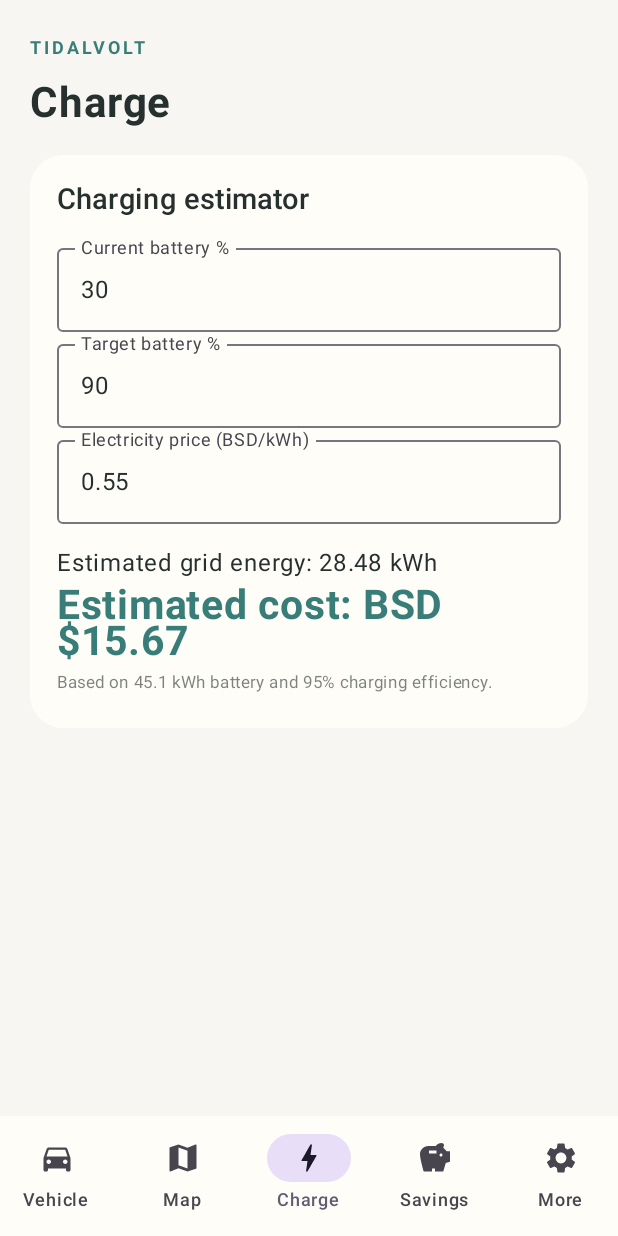
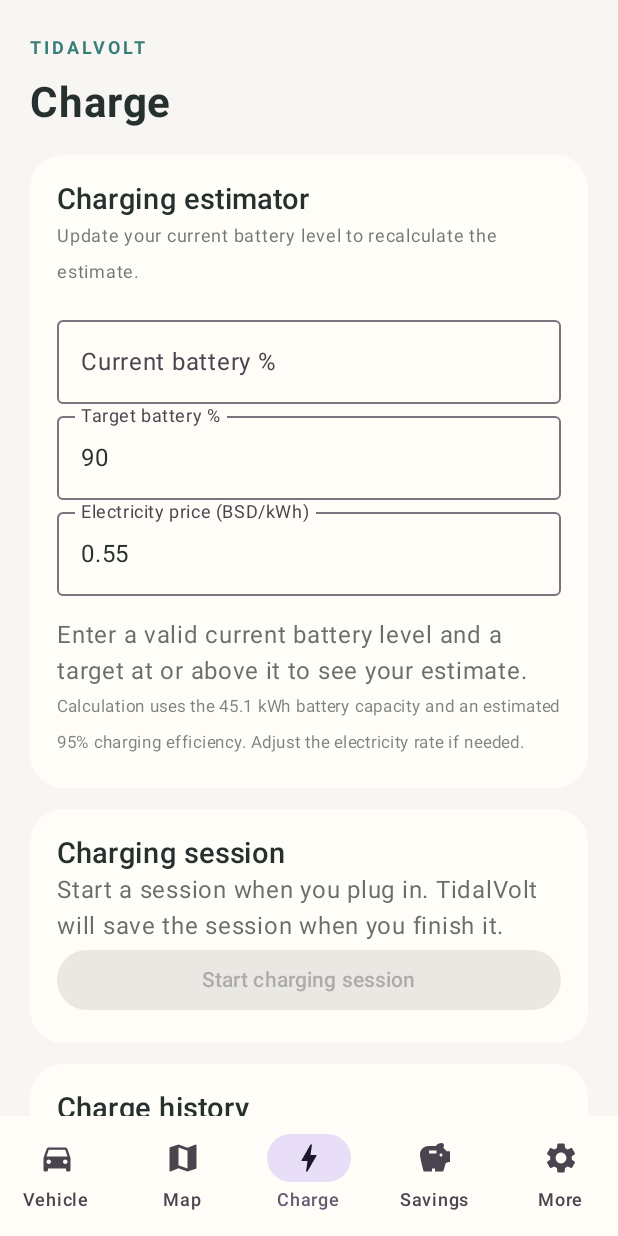
Before and after one commit to cryptomike87/TidalVolt-Ev-mate, an Android app built with Jetpack Compose: the screen it shows after launch (MainActivity), item 3 of the bottom bar chosen, on a phone screen of 412 x 824 dp. Run offline under Robolectric (Android 15) with nearby library versions, the phone set to English and light mode, and no system bars.

Commit message:
Remove demo vehicle readings and add persistent charge estimates and session history

```diff
--- a/app/src/main/java/com/tidalvolt/app/MainActivity.kt
+++ b/app/src/main/java/com/tidalvolt/app/MainActivity.kt
@@ -1,6 +1,10 @@
 package com.tidalvolt.app
 
 import android.os.Bundle
+import android.content.Context
+import java.text.SimpleDateFormat
+import java.util.Date
+import java.util.Locale
 import androidx.activity.ComponentActivity
 import androidx.activity.compose.setContent
 import androidx.compose.foundation.background
@@ -84,22 +88,22 @@ private fun Panel(card: Color, content: @Composable ColumnScope.() -> Unit) {
 private fun VehicleScreen(card: Color, fg: Color, accent: Color) {
     Panel(card) {
         Text("2026 BYD Yuan Pro", color = fg, fontSize = 20.sp, fontWeight = FontWeight.SemiBold)
-        Text("Vehicle overview • Sample configuration", color = fg.copy(alpha=.65f))
+        Text("Vehicle overview", color = fg.copy(alpha=.65f))
         Spacer(Modifier.height(20.dp))
-        Text("72%", color = accent, fontSize = 54.sp, fontWeight = FontWeight.Bold)
-        Text("Battery level • DEMO VALUE", color = fg.copy(alpha=.65f))
+        Text("—", color = accent, fontSize = 54.sp, fontWeight = FontWeight.Bold)
+        Text("Battery level • Awaiting live vehicle data", color = fg.copy(alpha=.65f))
         Spacer(Modifier.height(12.dp))
-        LinearProgressIndicator(progress = { .72f }, modifier = Modifier.fillMaxWidth(), color = accent)
+        LinearProgressIndicator(progress = { 0f }, modifier = Modifier.fillMaxWidth(), color = accent)
         Spacer(Modifier.height(18.dp))
         Row(Modifier.fillMaxWidth(), horizontalArrangement = Arrangement.SpaceBetween) {
-            Metric("Estimated range", "176 mi", fg)
-            Metric("Efficiency", "20 kWh/100 mi", fg)
+            Metric("Estimated range", "Unavailable", fg)
+            Metric("Efficiency", "Unavailable", fg)
         }
     }
     Spacer(Modifier.height(14.dp))
     Panel(card) {
         Text("Vehicle connection", color = fg, fontWeight = FontWeight.SemiBold)
-        Text("Not connected. Dashboard figures are examples only; live BMS telemetry is not yet integrated.", color = fg.copy(alpha=.7f))
+        Text("Not connected. Live battery, range and efficiency will appear here when a supported BMS connection is available. No sample readings are displayed.", color = fg.copy(alpha=.7f))
     }
 }
 
@@ -128,25 +132,110 @@ private fun MapScreen(card: Color, fg: Color, accent: Color) {
     }
 }
 
+private data class ChargeRecord(
+    val timestamp: Long,
+    val from: Double,
+    val to: Double,
+    val kwh: Double,
+    val cost: Double
+)
+
 @Composable
 private fun ChargeScreen(card: Color, fg: Color, accent: Color) {
-    var current by remember { mutableStateOf("30") }
+    val context = androidx.compose.ui.platform.LocalContext.current
+    val prefs = remember { context.getSharedPreferences("tidalvolt_charge_history", Context.MODE_PRIVATE) }
+    var current by remember { mutableStateOf("") }
     var target by remember { mutableStateOf("90") }
     var rate by remember { mutableStateOf("0.55") }
-    val from = current.toDoubleOrNull()?.coerceIn(0.0,100.0) ?: 0.0
-    val to = target.toDoubleOrNull()?.coerceIn(from,100.0) ?: from
-    val tariff = rate.toDoubleOrNull()?.coerceAtLeast(0.0) ?: 0.0
-    val gridKwh = 45.1 * (to-from) / 100.0 / .95
+    var sessionStart by remember { mutableStateOf(prefs.getLong("active_start_time", 0L)) }
+    var sessionFrom by remember { mutableStateOf(prefs.getFloat("active_start_soc", -1f).toDouble()) }
+    val history = remember {
+        mutableStateListOf<ChargeRecord>().apply {
+            prefs.getString("history", "").orEmpty().lines().filter { it.isNotBlank() }.forEach { line ->
+                val p = line.split("|")
+                if (p.size == 5) runCatching {
+                    add(ChargeRecord(p[0].toLong(), p[1].toDouble(), p[2].toDouble(), p[3].toDouble(), p[4].toDouble()))
+                }
+            }
+        }
+    }
+    val from = current.toDoubleOrNull()?.coerceIn(0.0,100.0)
+    val to = target.toDoubleOrNull()?.coerceIn(0.0,100.0)
+    val tariff = rate.toDoubleOrNull()?.coerceAtLeast(0.0)
+    val gridKwh = if (from != null && to != null && to >= from) 45.1 * (to-from) / 100.0 / .95 else null
+    val estimate = if (gridKwh != null && tariff != null) gridKwh * tariff else null
     Panel(card) {
         Text("Charging estimator", color = fg, fontWeight = FontWeight.SemiBold, fontSize = 19.sp)
+        Text("Update your current battery level to recalculate the estimate.", color = fg.copy(alpha=.65f), fontSize = 12.sp)
         Spacer(Modifier.height(12.dp))
         NumberField("Current battery %", current, { current=it }, fg)
         NumberField("Target battery %", target, { target=it }, fg)
         NumberField("Electricity price (BSD/kWh)", rate, { rate=it }, fg)
         Spacer(Modifier.height(14.dp))
-        Text("Estimated grid energy: %.2f kWh".format(gridKwh), color = fg)
-        Text("Estimated cost: BSD $%.2f".format(gridKwh*tariff), color = accent, fontSize = 27.sp, fontWeight = FontWeight.Bold)
-        Text("Based on 45.1 kWh battery and 95% charging efficiency.", color = fg.copy(alpha=.6f), fontSize = 11.sp)
+        if (gridKwh != null && estimate != null) {
+            Text("Estimated grid energy: %.2f kWh".format(gridKwh), color = fg)
+            Text("Estimated cost: BSD $%.2f".format(estimate), color = accent, fontSize = 27.sp, fontWeight = FontWeight.Bold)
+        } else {
+            Text("Enter a valid current battery level and a target at or above it to see your estimate.", color = fg.copy(alpha=.7f))
+        }
+        Text("Calculation uses the 45.1 kWh battery capacity and an estimated 95% charging efficiency. Adjust the electricity rate if needed.", color = fg.copy(alpha=.6f), fontSize = 11.sp)
+    }
+    Spacer(Modifier.height(14.dp))
+    Panel(card) {
+        Text("Charging session", color = fg, fontWeight = FontWeight.SemiBold, fontSize = 19.sp)
+        if (sessionStart == 0L) {
+            Text("Start a session when you plug in. TidalVolt will save the session when you finish it.", color = fg.copy(alpha=.7f))
+            Button(
+                onClick = {
+                    val soc = current.toDoubleOrNull()?.coerceIn(0.0,100.0)
+                    if (soc != null) {
+                        sessionFrom = soc
+                        sessionStart = System.currentTimeMillis()
+                        prefs.edit().putLong("active_start_time", sessionStart).putFloat("active_start_soc", soc.toFloat()).apply()
+                    }
+                },
+                enabled = from != null,
+                modifier = Modifier.fillMaxWidth()
+            ) { Text("Start charging session") }
+        } else {
+            Text("Session in progress • Started at %.0f%%".format(sessionFrom), color = accent, fontWeight = FontWeight.SemiBold)
+            Text("Enter the latest battery level above, then finish the session to save it.", color = fg.copy(alpha=.7f))
+            Button(
+                onClick = {
+                    val endSoc = current.toDoubleOrNull()?.coerceIn(sessionFrom,100.0)
+                    if (endSoc != null) {
+                        val energy = 45.1 * (endSoc-sessionFrom) / 100.0 / .95
+                        val cost = energy * (rate.toDoubleOrNull()?.coerceAtLeast(0.0) ?: 0.0)
+                        val record = ChargeRecord(sessionStart, sessionFrom, endSoc, energy, cost)
+                        history.add(0, record)
+                        val serialized = history.take(50).joinToString("\n") { "${it.timestamp}|${it.from}|${it.to}|${it.kwh}|${it.cost}" }
+                        prefs.edit().putString("history", serialized).remove("active_start_time").remove("active_start_soc").apply()
+                        sessionStart = 0L
+                        sessionFrom = -1.0
+                    }
+                },
+                enabled = from != null && from >= sessionFrom,
+                modifier = Modifier.fillMaxWidth()
+            ) { Text("Finish and save session") }
+        }
+    }
+    Spacer(Modifier.height(14.dp))
+    Panel(card) {
+        Text("Charge history", color = fg, fontWeight = FontWeight.SemiBold, fontSize = 19.sp)
+        if (history.isEmpty()) {
+            Text("No saved charging sessions yet. Completed sessions will appear here.", color = fg.copy(alpha=.7f))
+        } else {
+            history.take(20).forEach { item ->
+                val date = SimpleDateFormat("MMM d, yyyy • h:mm a", Locale.getDefault()).format(Date(item.timestamp))
+                Column(Modifier.fillMaxWidth().padding(vertical=8.dp)) {
+                    Text(date, color = fg.copy(alpha=.65f), fontSize = 12.sp)
+                    Text("%.0f%% → %.0f%%  •  %.2f kWh".format(item.from, item.to, item.kwh), color = fg, fontWeight = FontWeight.SemiBold)
+                    Text("Estimated cost: BSD $%.2f".format(item.cost), color = accent)
+                }
+                HorizontalDivider()
+            }
+            Text("History is stored on this phone. Sessions are currently started and finished in the app; automatic detection requires live vehicle or charger integration.", color = fg.copy(alpha=.6f), fontSize = 11.sp)
+        }
     }
 }
 
```
